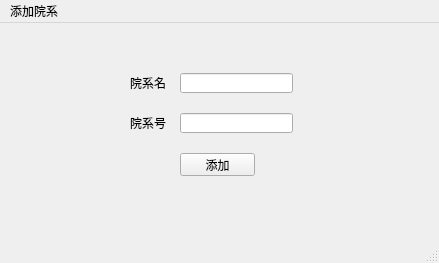
First picture: the form in Database_System/Lab1/ui/add_college.ui, repository zirui-HIT/HIT_Lab, before the edit.
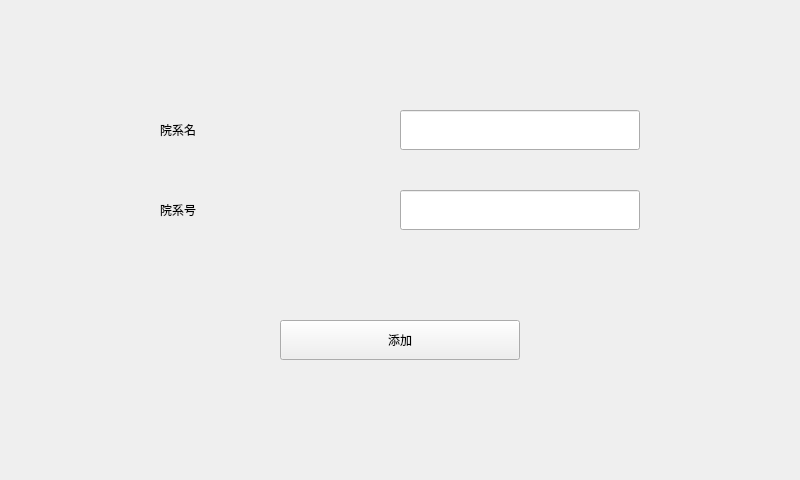
Second picture: the form after the edit.

Patch:
```diff
--- a/Database_System/Lab1/ui/add_college.ui
+++ b/Database_System/Lab1/ui/add_college.ui
@@ -1,26 +1,25 @@
 <?xml version="1.0" encoding="UTF-8"?>
 <ui version="4.0">
- <class>AddCourseWindow</class>
- <widget class="QMainWindow" name="AddCourseWindow">
+ <class>AddCollegeWidget</class>
+ <widget class="QWidget" name="AddCollegeWidget">
   <property name="geometry">
    <rect>
     <x>0</x>
     <y>0</y>
-    <width>439</width>
-    <height>263</height>
+    <width>800</width>
+    <height>480</height>
    </rect>
   </property>
   <property name="windowTitle">
    <string>MainWindow</string>
   </property>
-  <widget class="QWidget" name="centralwidget">
    <widget class="QLabel" name="college_name_label">
     <property name="geometry">
      <rect>
-      <x>130</x>
-      <y>50</y>
-      <width>54</width>
-      <height>20</height>
+     <x>160</x>
+     <y>110</y>
+     <width>240</width>
+     <height>40</height>
      </rect>
     </property>
     <property name="text">
@@ -30,10 +29,10 @@
    <widget class="QLabel" name="college_id_label">
     <property name="geometry">
      <rect>
-      <x>130</x>
-      <y>90</y>
-      <width>54</width>
-      <height>20</height>
+     <x>160</x>
+     <y>190</y>
+     <width>240</width>
+     <height>40</height>
      </rect>
     </property>
     <property name="text">
@@ -43,54 +42,36 @@
    <widget class="QLineEdit" name="college_name_edit">
     <property name="geometry">
      <rect>
-      <x>180</x>
-      <y>50</y>
-      <width>113</width>
-      <height>20</height>
+     <x>400</x>
+     <y>110</y>
+     <width>240</width>
+     <height>40</height>
      </rect>
     </property>
    </widget>
    <widget class="QLineEdit" name="college_id_edit">
     <property name="geometry">
      <rect>
-      <x>180</x>
-      <y>90</y>
-      <width>113</width>
-      <height>20</height>
+     <x>400</x>
+     <y>190</y>
+     <width>240</width>
+     <height>40</height>
      </rect>
     </property>
    </widget>
    <widget class="QPushButton" name="accept_button">
     <property name="geometry">
      <rect>
-      <x>180</x>
-      <y>130</y>
-      <width>75</width>
-      <height>23</height>
+     <x>280</x>
+     <y>320</y>
+     <width>240</width>
+     <height>40</height>
      </rect>
     </property>
     <property name="text">
      <string>添加</string>
     </property>
    </widget>
-  </widget>
-  <widget class="QMenuBar" name="menubar">
-   <property name="geometry">
-    <rect>
-     <x>0</x>
-     <y>0</y>
-     <width>439</width>
-     <height>22</height>
-    </rect>
-   </property>
-   <widget class="QMenu" name="menu">
-    <property name="title">
-     <string>添加院系</string>
-    </property>
-   </widget>
-   <addaction name="menu"/>
-  </widget>
-  <widget class="QStatusBar" name="statusbar"/>
  </widget>
  <resources/>
  <connections/>
```
Left out of the diff: 2 changed lines with no effect on the pictures. Lines whose indentation alone changed are shown as unchanged.
